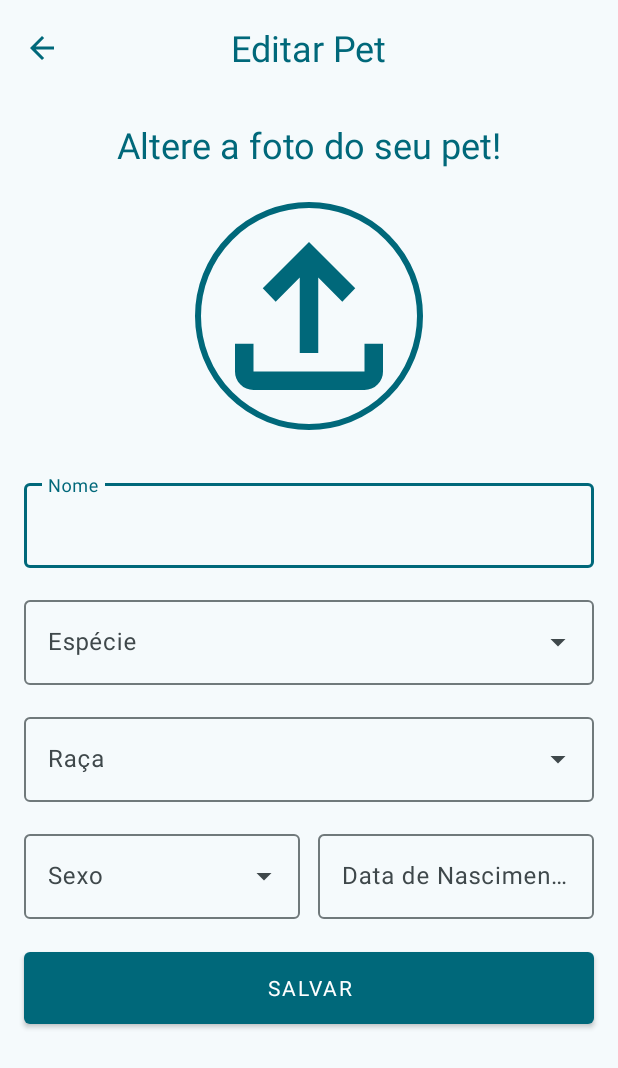
After one commit to jpvrlma/PetCentral, an Android app: the editPetActivity screen opened directly, with no data from a screen before it, on a phone screen of 412 x 824 dp. The commit adds this screen. Shown: the top 1068 px of the screen. Run offline under Robolectric (Android 15) with nearby library versions, the phone set to English and light mode, and no system bars; Roboto replaces fonts that are not available here.

Commit message:
Adicionado tela para edição de pets

```diff
--- a/app/src/main/AndroidManifest.xml
+++ b/app/src/main/AndroidManifest.xml
@@ -12,6 +12,9 @@
         android:supportsRtl="true"
         android:theme="@style/AppTheme"
         tools:targetApi="31">
+        <activity
+            android:name=".Pets.editPetActivity"
+            android:exported="false" />
         <activity
             android:name=".Usuario.editUserActivity"
             android:exported="false" />
--- /dev/null
+++ b/app/src/main/java/com/example/petcentral/Pets/editPetActivity.java
@@ -0,0 +1,26 @@
+package com.example.petcentral.Pets;
+
+import android.os.Bundle;
+
+import androidx.activity.EdgeToEdge;
+import androidx.appcompat.app.AppCompatActivity;
+import androidx.core.graphics.Insets;
+import androidx.core.view.ViewCompat;
+import androidx.core.view.WindowInsetsCompat;
+
+import com.example.petcentral.R;
+
+public class editPetActivity extends AppCompatActivity {
+
+    @Override
+    protected void onCreate(Bundle savedInstanceState) {
+        super.onCreate(savedInstanceState);
+        EdgeToEdge.enable(this);
+        setContentView(R.layout.activity_edit_pet);
+        ViewCompat.setOnApplyWindowInsetsListener(findViewById(R.id.main), (v, insets) -> {
+            Insets systemBars = insets.getInsets(WindowInsetsCompat.Type.systemBars());
+            v.setPadding(systemBars.left, systemBars.top, systemBars.right, systemBars.bottom);
+            return insets;
+        });
+    }
+}
--- a/app/src/main/java/com/example/petcentral/Usuario/UserActivity.java
+++ b/app/src/main/java/com/example/petcentral/Usuario/UserActivity.java
@@ -68,8 +68,7 @@ public class UserActivity extends AppCompatActivity {
     }
 
     private void clickListeners() {
-        binding.btnEdit.setOnClickListener(v-> startActivity(new Intent(this, editUserActivity.class)));
-        binding.cardConfiguracoes.setOnClickListener(v -> startActivity(new Intent(this, SettingsActivity.class)));
+        binding.cardConfiguracoes.setOnClickListener(v -> startActivity(new Intent(this, editUserActivity.class)));
         binding.cardLogout.setOnClickListener(v -> logout());
         }
 
--- /dev/null
+++ b/app/src/main/res/layout/activity_edit_pet.xml
@@ -0,0 +1,242 @@
+<?xml version="1.0" encoding="utf-8"?>
+<androidx.constraintlayout.widget.ConstraintLayout xmlns:android="http://schemas.android.com/apk/res/android"
+    xmlns:app="http://schemas.android.com/apk/res-auto"
+    xmlns:tools="http://schemas.android.com/tools"
+    android:id="@+id/main"
+    android:layout_width="match_parent"
+    android:layout_height="match_parent"
+    tools:context=".Pets.editPetActivity">
+
+    <androidx.appcompat.widget.Toolbar
+        android:id="@+id/toolbar2"
+        android:layout_width="0dp"
+        android:layout_height="wrap_content"
+        android:background="@color/md_theme_background"
+        android:minHeight="?attr/actionBarSize"
+        android:theme="?attr/actionBarTheme"
+        app:layout_constraintEnd_toEndOf="parent"
+        app:layout_constraintStart_toStartOf="parent"
+        app:layout_constraintTop_toTopOf="parent">
+
+    <TextView
+        android:id="@+id/textEditPet"
+        android:layout_width="wrap_content"
+        android:layout_height="wrap_content"
+        android:text="@string/editar_pet"
+        android:layout_gravity="center"
+        style="@style/TextAppearance.AppCompat.Headline"
+        android:textColor="@color/md_theme_primary"
+        />
+
+    <ImageView
+        android:id="@+id/btn_voltar"
+        android:src="@drawable/arrow_back"
+        android:layout_width="wrap_content"
+        android:layout_height="wrap_content"
+        android:layout_marginStart="16dp"
+        app:tint="@color/md_theme_primary"
+        />
+
+    </androidx.appcompat.widget.Toolbar>
+
+    <com.google.android.material.imageview.ShapeableImageView
+        android:id="@+id/btn_upload"
+        android:layout_width="164dp"
+        android:layout_height="164dp"
+        android:layout_marginTop="16dp"
+        android:padding="8dp"
+        android:scaleType="centerCrop"
+        app:layout_constraintEnd_toEndOf="parent"
+        app:layout_constraintStart_toStartOf="parent"
+        app:layout_constraintTop_toBottomOf="@id/textAltere"
+        app:shapeAppearanceOverlay="@style/AvatarShape"
+        app:srcCompat="@drawable/upload"
+        app:strokeColor="@color/md_theme_primary"
+        app:strokeWidth="4dp"
+        app:tint="@color/md_theme_primary" />
+
+    <TextView
+        android:id="@+id/textAltere"
+        android:layout_width="wrap_content"
+        android:layout_height="wrap_content"
+        android:layout_marginTop="16dp"
+        android:text="@string/editPet_altere"
+        style="@style/TextAppearance.AppCompat.Headline"
+        android:textColor="@color/md_theme_primary"
+        app:layout_constraintEnd_toEndOf="parent"
+        app:layout_constraintStart_toStartOf="parent"
+        app:layout_constraintTop_toBottomOf="@id/toolbar2" />
+
+    <com.google.android.material.textfield.TextInputLayout
+        android:id="@+id/container_nome"
+        style="@style/Widget.Material3.TextInputLayout.OutlinedBox"
+        android:layout_width="match_parent"
+        android:layout_height="wrap_content"
+        android:layout_marginStart="16dp"
+        android:layout_marginTop="24dp"
+        android:layout_marginEnd="16dp"
+        android:hint="@string/hint_nome"
+        app:layout_constraintEnd_toEndOf="parent"
+        app:layout_constraintHorizontal_bias="0.0"
+        app:layout_constraintStart_toStartOf="parent"
+        app:layout_constraintTop_toBottomOf="@+id/btn_upload">
+
+        <com.google.android.material.textfield.TextInputEditText
+            android:id="@+id/editNome"
+            android:layout_width="match_parent"
+            android:layout_height="wrap_content"
+            android:layout_marginTop="172dp"
+            app:layout_constraintEnd_toEndOf="parent"
+            app:layout_constraintHorizontal_bias="0.062"
+            app:layout_constraintStart_toStartOf="parent">
+
+        </com.google.android.material.textfield.TextInputEditText>
+    </com.google.android.material.textfield.TextInputLayout>
+
+    <com.google.android.material.textfield.TextInputLayout
+        android:id="@+id/menu_especie"
+        style="@style/Widget.Material3.TextInputLayout.OutlinedBox.ExposedDropdownMenu"
+        android:layout_width="match_parent"
+        android:layout_height="wrap_content"
+        android:layout_marginStart="16dp"
+        android:layout_marginTop="16dp"
+        android:layout_marginEnd="16dp"
+        android:hint="@string/hint_especie"
+        app:layout_constraintEnd_toEndOf="parent"
+        app:layout_constraintStart_toStartOf="parent"
+        app:layout_constraintTop_toBottomOf="@+id/container_nome">
+
+
+        <com.google.android.material.textfield.MaterialAutoCompleteTextView
+            android:id="@+id/autoCompleteEspecie"
+            android:paddingEnd="48dp"
+            android:layout_width="match_parent"
+            android:layout_height="wrap_content"
+            android:inputType="none"
+            />
+
+    </com.google.android.material.textfield.TextInputLayout>
+
+    <com.google.android.material.textfield.TextInputLayout
+        android:id="@+id/menu_raca"
+        style="@style/Widget.Material3.TextInputLayout.OutlinedBox.ExposedDropdownMenu"
+        android:layout_width="match_parent"
+        android:layout_height="wrap_content"
+        android:layout_marginStart="16dp"
+        android:layout_marginTop="16dp"
+        android:layout_marginEnd="16dp"
+        android:hint="@string/hint_raca"
+        app:layout_constraintEnd_toEndOf="parent"
+        app:layout_constraintStart_toStartOf="parent"
+        app:layout_constraintTop_toBottomOf="@+id/menu_especie">
+
+
+        <com.google.android.material.textfield.MaterialAutoCompleteTextView
+            android:id="@+id/autoCompleteRaca"
+            android:paddingEnd="48dp"
+            android:layout_width="match_parent"
+            android:layout_height="wrap_content"
+            android:inputType="none"
+            />
+
+    </com.google.android.material.textfield.TextInputLayout>
+
+    <LinearLayout
+        android:id="@+id/container_sexo_data"
+        android:layout_width="0dp"
+        android:layout_height="wrap_content"
+        android:orientation="horizontal"
+        android:layout_marginStart="8dp"
+        android:layout_marginTop="16dp"
+        android:layout_marginEnd="8dp"
+        app:layout_constraintEnd_toEndOf="parent"
+        app:layout_constraintStart_toStartOf="parent"
+        app:layout_constraintTop_toBottomOf="@id/menu_raca">
+
+        <com.google.android.material.textfield.TextInputLayout
+            android:id="@+id/container_sexo"
+            style="@style/Widget.Material3.TextInputLayout.OutlinedBox.ExposedDropdownMenu"
+            android:layout_width="0dp"
+            android:layout_height="wrap_content"
+            android:hint="@string/hint_sexo"
+            android:layout_weight="1"
+            android:layout_marginEnd="8dp"
+            android:layout_marginStart="8dp">
+
+
+            <com.google.android.material.textfield.MaterialAutoCompleteTextView
+                android:focusable="false"
+                android:id="@+id/autoCompleteSexo"
+                android:paddingEnd="48dp"
+                android:layout_width="match_parent"
+                android:layout_height="wrap_content"
+                android:inputType="none"/>
+        </com.google.android.material.textfield.TextInputLayout>
+
+        <com.google.android.material.textfield.TextInputLayout
+            style="@style/Widget.Material3.TextInputLayout.OutlinedBox"
+            android:id="@+id/container_data"
+            android:layout_width="0dp"
+            android:layout_height="wrap_content"
+            android:hint="@string/hint_data"
+            android:layout_weight="1"
+            android:layout_marginStart="4dp"
+            android:layout_marginEnd="8dp">
+
+            <TextView
+                android:id="@+id/textErrorData"
+                android:layout_width="wrap_content"
+                android:layout_height="wrap_content"
+                android:layout_marginTop="4dp"
+                android:textColor="@color/design_default_color_error"
+                android:visibility="gone"
+                app:layout_constraintStart_toStartOf="@id/container_data"
+                app:layout_constraintTop_toBottomOf="@id/container_data" />
+
+            <com.google.android.material.textfield.TextInputEditText
+                android:id="@+id/editData"
+                android:layout_width="match_parent"
+                android:layout_height="wrap_content"
+                android:focusable="false" />
+        </com.google.android.material.textfield.TextInputLayout>
+    </LinearLayout>
+
+    <LinearLayout
+        android:id="@+id/linearLayout"
+        android:layout_width="0dp"
+        android:layout_height="wrap_content"
+        android:orientation="horizontal"
+        app:layout_constraintEnd_toEndOf="parent"
+        app:layout_constraintStart_toStartOf="parent"
+        app:layout_constraintTop_toBottomOf="@id/container_sexo_data">
+
+
+        <com.google.android.material.button.MaterialButton
+            android:id="@+id/btn_cadastrar"
+            style="@style/Widget.MaterialComponents.Button"
+            android:layout_width="0dp"
+            android:layout_height="60dp"
+            android:layout_marginStart="16dp"
+            android:layout_marginTop="16dp"
+            android:layout_marginEnd="16dp"
+            android:layout_weight="1"
+            android:text="@string/btn_salvar" />
+
+    </LinearLayout>
+
+    <com.google.android.material.progressindicator.CircularProgressIndicator
+        android:id="@+id/progressBar"
+        android:layout_width="wrap_content"
+        android:layout_height="wrap_content"
+        android:visibility="gone"
+        android:layout_gravity="center"
+        android:layout_marginTop="16dp"
+        android:indeterminate="true"
+        app:layout_constraintBottom_toBottomOf="parent"
+        app:layout_constraintEnd_toEndOf="parent"
+        app:layout_constraintStart_toStartOf="parent"
+        app:layout_constraintTop_toBottomOf="@+id/linearLayout"
+        app:layout_constraintVertical_bias="0.0" />
+
+
+</androidx.constraintlayout.widget.ConstraintLayout>
--- a/app/src/main/res/layout/activity_user.xml
+++ b/app/src/main/res/layout/activity_user.xml
@@ -36,18 +36,6 @@
                 android:textColor="@color/md_theme_primary"
                 android:textStyle="bold"
                 android:layout_gravity="center" />
-
-            <ImageView
-
-                android:id="@+id/btn_edit"
-                android:layout_width="wrap_content"
-                android:layout_height="wrap_content"
-                android:layout_gravity="end"
-                android:layout_marginEnd="16dp"
-                android:src="@drawable/edit"
-                app:tint="@color/md_theme_primary"
-                tools:layout_editor_absoluteX="353dp"
-                tools:layout_editor_absoluteY="20dp" />
 
         </androidx.appcompat.widget.Toolbar>
 
@@ -144,7 +132,7 @@
                     <ImageView
                         android:layout_width="wrap_content"
                         android:layout_height="wrap_content"
-                        android:src="@drawable/settings"
+                        android:src="@drawable/edit"
                         app:tint="@color/md_theme_primary" />
 
 
@@ -200,7 +188,6 @@
                         android:src="@drawable/user_regular"
                         app:tint="@color/md_theme_primary" />
 
-
                     <TextView
                         android:id="@+id/textLogout"
                         android:layout_width="0dp"
--- a/app/src/main/res/layout/recycler_item.xml
+++ b/app/src/main/res/layout/recycler_item.xml
@@ -33,13 +33,26 @@
             android:layout_height="wrap_content"
             android:orientation="vertical">
 
-            <TextView
+            <LinearLayout
+                android:layout_width="match_parent"
+                android:layout_height="wrap_content"
+                android:orientation="horizontal"
+                android:gravity="center_vertical"> <TextView
                 android:id="@+id/textNome"
-                android:layout_width="wrap_content"
+                android:layout_width="0dp"
                 android:layout_height="wrap_content"
+                android:layout_weight="1"
                 android:text="nome_pet"
                 android:textColor="@color/md_theme_primary"
                 android:textAppearance="?attr/textAppearanceHeadlineSmall" />
+
+                <ImageView
+                    android:id="@+id/btnEditar"
+                    android:layout_width="wrap_content"
+                    android:layout_height="wrap_content"
+                    android:src="@drawable/edit"
+                    app:tint="@color/md_theme_primary" />
+            </LinearLayout>
 
             <TextView
                 android:id="@+id/textEspecie"
@@ -47,12 +60,14 @@
                 android:layout_height="wrap_content"
                 android:text="especie_pet"
                 android:textAppearance="?attr/textAppearanceBodyMedium" />
+
             <TextView
                 android:id="@+id/textRaca"
                 android:layout_width="wrap_content"
                 android:layout_height="wrap_content"
                 android:text="especie_raca"
                 android:textAppearance="?attr/textAppearanceBodyMedium" />
+
             <TextView
                 android:id="@+id/textIdade"
                 android:layout_width="wrap_content"
--- a/app/src/main/res/values/strings.xml
+++ b/app/src/main/res/values/strings.xml
@@ -22,11 +22,13 @@
     <string name="hint_data">Data de Nascimento</string>
     <string name="user_nome">nome_user</string>
     <string name="user_email">email_user</string>
-    <string name="settings_config">Configurações</string>
+    <string name="settings_config">Editar perfil</string>
     <string name="settings_logout">Sair</string>
     <string name="att_perfil">Atualize seu perfil!</string>
     <string name="att_foto">Carregue sua foto de perfil</string>
     <string name="btn_salvar">Salvar</string>
+    <string name="editar_pet">Editar Pet</string>
+    <string name="editPet_altere">Altere a foto do seu pet!</string>
 
     <!-- Arrays -->
 
```
Also changed, not shown: app/src/main/res/drawable/avatar.png (deleted).
